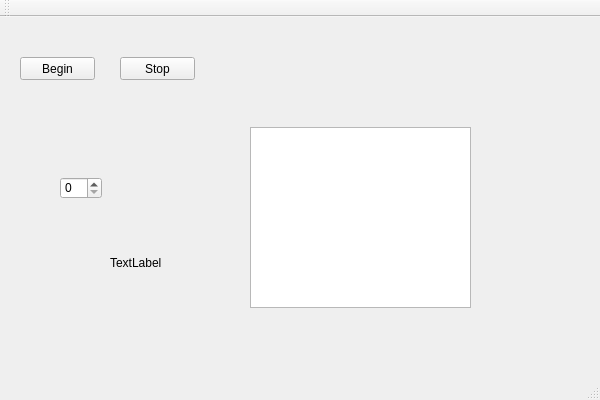
Old version of the form VRM/VRM.ui in the repository 6217Steve99/Video-Live-Recording-with-MindWave.
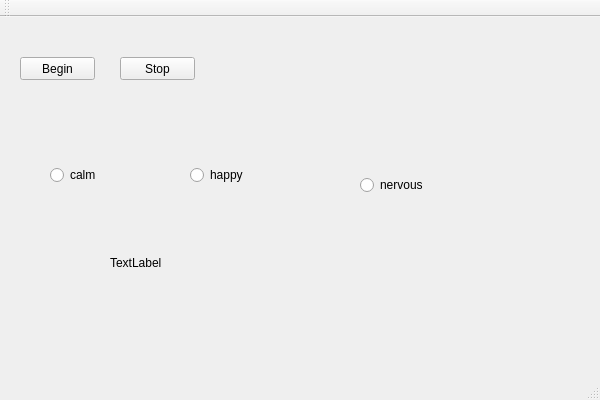
New version of the form.

Commit message: output mood to get supervised data

What changed in the file:
```diff
--- a/VRM/VRM.ui
+++ b/VRM/VRM.ui
@@ -40,26 +40,6 @@
      <string>TextLabel</string>
     </property>
    </widget>
-   <widget class="QTextEdit" name="textEdit">
-    <property name="geometry">
-     <rect>
-      <x>250</x>
-      <y>110</y>
-      <width>221</width>
-      <height>181</height>
-     </rect>
-    </property>
-   </widget>
-   <widget class="QSpinBox" name="spinBox">
-    <property name="geometry">
-     <rect>
-      <x>60</x>
-      <y>160</y>
-      <width>42</width>
-      <height>22</height>
-     </rect>
-    </property>
-   </widget>
    <widget class="QPushButton" name="pushButton_2">
     <property name="geometry">
      <rect>
@@ -73,6 +53,45 @@
      <string>Stop</string>
     </property>
    </widget>
+   <widget class="QRadioButton" name="radioButton">
+    <property name="geometry">
+     <rect>
+      <x>50</x>
+      <y>150</y>
+      <width>89</width>
+      <height>16</height>
+     </rect>
+    </property>
+    <property name="text">
+     <string>calm</string>
+    </property>
+   </widget>
+   <widget class="QRadioButton" name="radioButton_2">
+    <property name="geometry">
+     <rect>
+      <x>190</x>
+      <y>150</y>
+      <width>89</width>
+      <height>16</height>
+     </rect>
+    </property>
+    <property name="text">
+     <string>happy</string>
+    </property>
+   </widget>
+   <widget class="QRadioButton" name="radioButton_3">
+    <property name="geometry">
+     <rect>
+      <x>360</x>
+      <y>160</y>
+      <width>89</width>
+      <height>16</height>
+     </rect>
+    </property>
+    <property name="text">
+     <string>nervous</string>
+    </property>
+   </widget>
   </widget>
   <widget class="QMenuBar" name="menuBar">
    <property name="geometry">
```
The commit also changes 2 other files.
